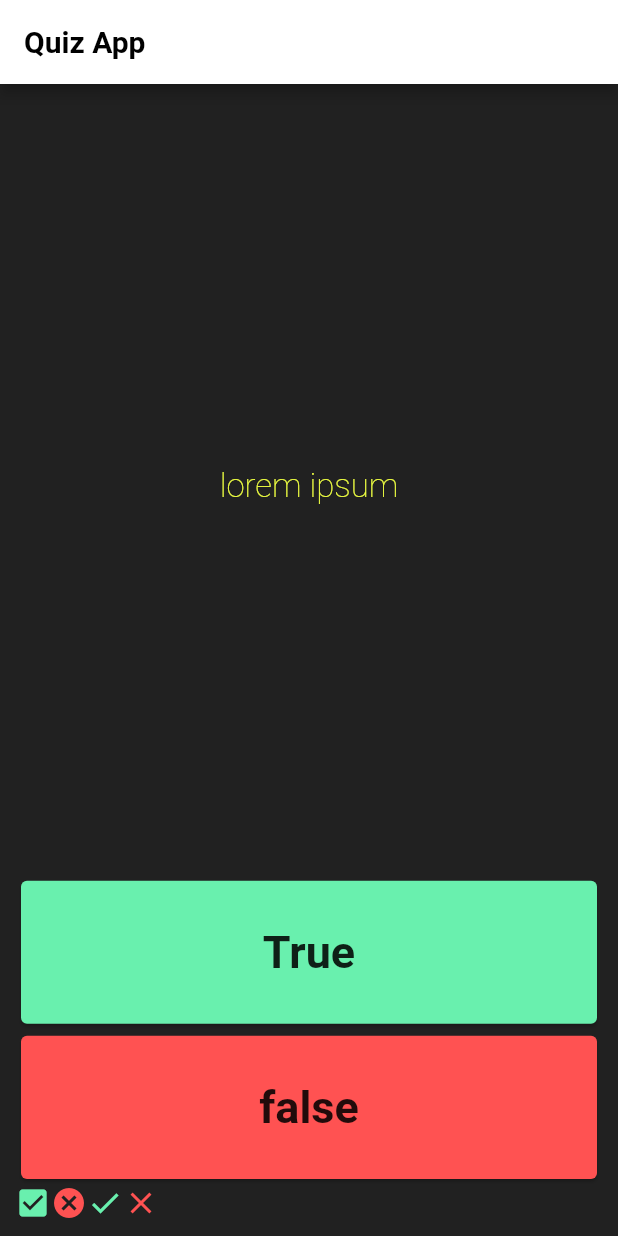
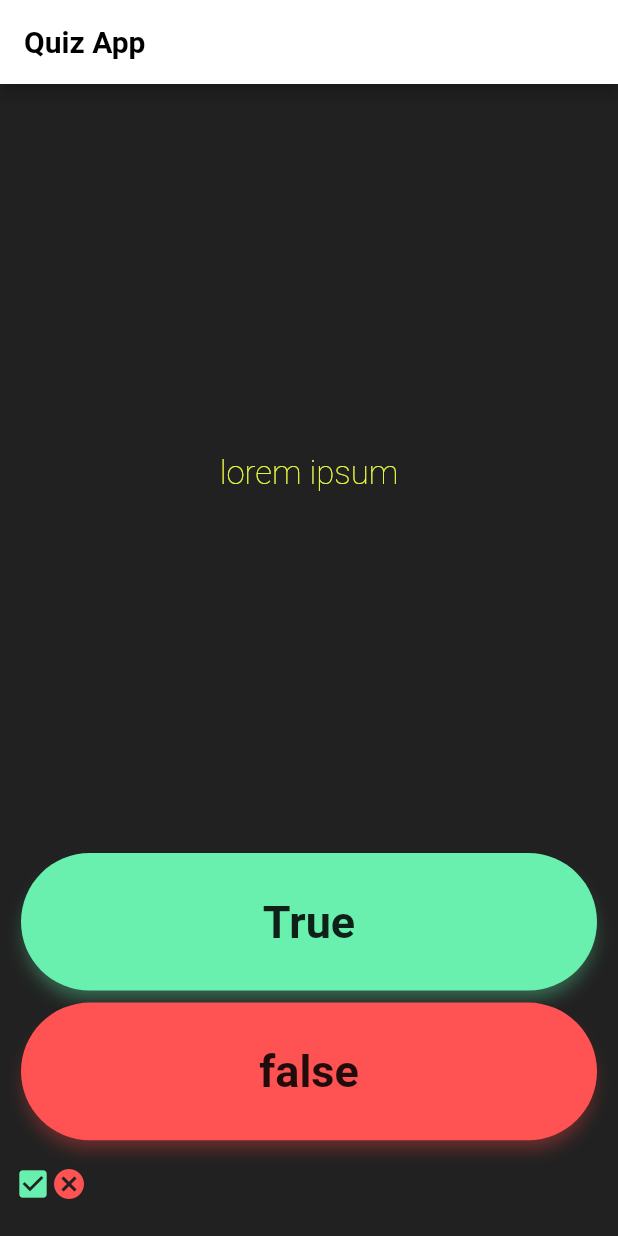
Before and after one commit to Programer3/quizzler, a Flutter app: the screen it shows after launch, on a phone screen of 412 x 824 dp. Run offline on Flutter 3.47's test engine with Material 2 defaults, Android fonts, the phone set to English and light mode, and no system bars.

Commit message:
funapp intermideate do check

```diff
--- a/lib/main.dart
+++ b/lib/main.dart
@@ -43,6 +43,16 @@ class QuizArea extends StatefulWidget {
 }
 
 class _QuizAreaState extends State<QuizArea> {
+  List<Widget> scorekeeper = [
+    Icon(
+      Icons.check_box,
+      color: Colors.greenAccent,
+    ),
+    Icon(
+      Icons.cancel,
+      color: Colors.redAccent,
+    ),
+  ];
   @override
   Widget build(BuildContext context) {
     return Column(
@@ -50,7 +60,7 @@ class _QuizAreaState extends State<QuizArea> {
       mainAxisAlignment: MainAxisAlignment.spaceBetween,
       children: [
         Expanded(
-          flex: 5,
+          flex: 5 * 2,
           child: Center(
             child: Text(
               'lorem ipsum',
@@ -63,11 +73,30 @@ class _QuizAreaState extends State<QuizArea> {
           ),
         ),
         Expanded(
+          flex: 2,
           child: Card(
-            child: Center(
+            elevation: 4,
+            shadowColor: Colors.greenAccent,
+            shape: RoundedRectangleBorder(
+              borderRadius: BorderRadius.circular(50),
+            ),
+            child: TextButton(
+                onPressed: () {
+                  setState(
+                    () {
+                      scorekeeper.add(
+                        Icon(
+                          Icons.check_box,
+                          color: Colors.greenAccent,
+                        ),
+                      );
+                    },
+                  );
+                },
                 child: Text(
                   'True',
                   style: TextStyle(
+                    color: Colors.black87,
                     fontSize: 30,
                     fontWeight: FontWeight.bold,
                   ),
@@ -76,38 +105,37 @@ class _QuizAreaState extends State<QuizArea> {
           ),
         ),
         Expanded(
+          flex: 2,
           child: Card(
+            elevation: 4,
+            shadowColor: Colors.redAccent,
+            shape: RoundedRectangleBorder(
+              borderRadius: BorderRadius.circular(50),
+            ),
             color: Colors.redAccent,
-            child: Center(
+            child: TextButton(
+              onPressed: () {
+                setState(
+                  () {
+                    scorekeeper.removeLast();
+                  },
+                );
+              },
               child: Text(
                 'false',
                 style: TextStyle(
                   fontSize: 30,
+                  color: Colors.black87,
                   fontWeight: FontWeight.bold,
                 ),
               ),
             ),
           ),
         ),
-        Row(
-          children: [
-            Icon(
-              Icons.check_box,
-              color: Colors.greenAccent,
+        Expanded(
+          child: Row(
+            children: scorekeeper,
           ),
-            Icon(
-              Icons.cancel,
-              color: Colors.redAccent,
-            ),
-            Icon(
-              Icons.check,
-              color: Colors.greenAccent,
-            ),
-            Icon(
-              Icons.close,
-              color: Colors.redAccent,
-            ),
-          ],
         ),
       ],
     );
```
Lines whose indentation alone changed are shown as unchanged.
